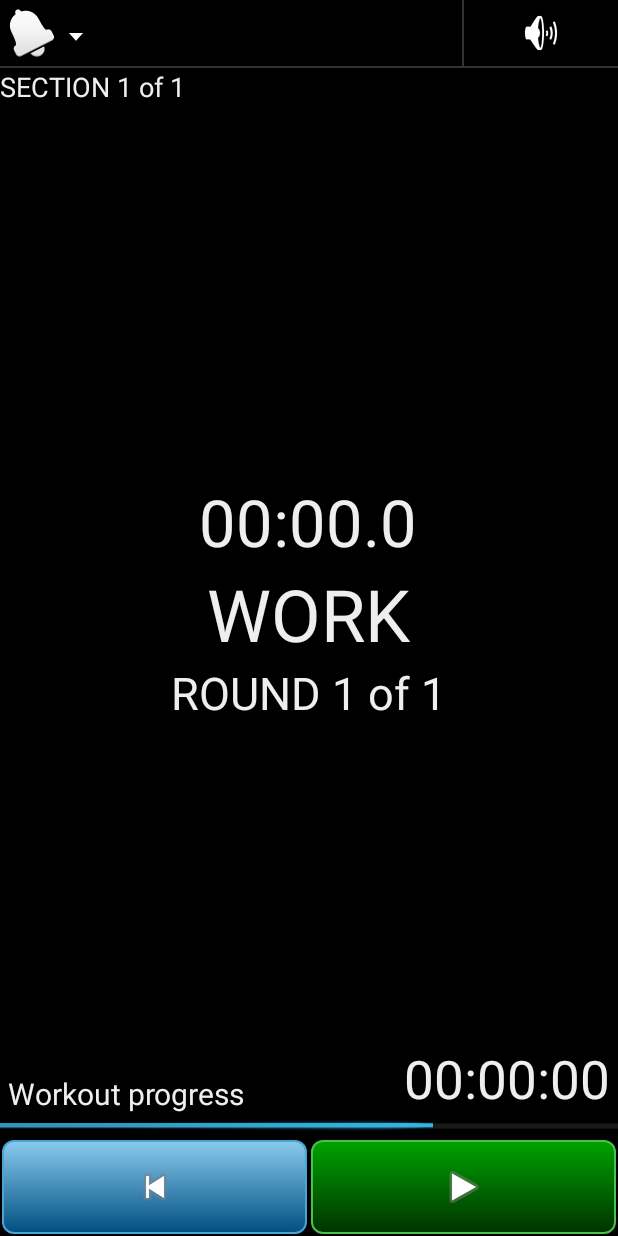
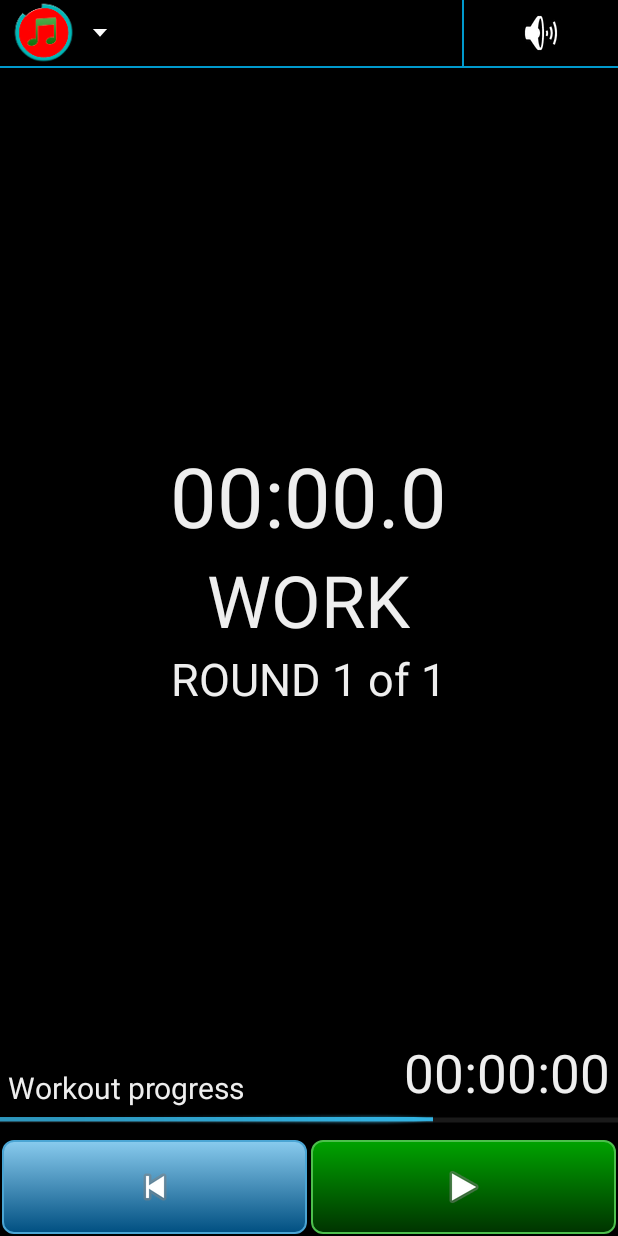
Before and after one commit to gsi85/TabataRhythmTimer, an Android app: the layout activity_workout.xml on its own in the app's theme, with its tools: preview values and no code run, on a phone screen of 412 x 824 dp. Run offline under Robolectric (Android 15) with nearby library versions, the phone set to English and light mode, and no system bars.

Commit message:
ui clean up

```diff
--- a/app/src/main/java/com/sisa/tabata/ui/provider/editor/WorkoutSectionLabelsProvider.java
+++ b/app/src/main/java/com/sisa/tabata/ui/provider/editor/WorkoutSectionLabelsProvider.java
@@ -19,6 +19,8 @@ import roboguice.inject.ContextSingleton;
 @ContextSingleton
 public class WorkoutSectionLabelsProvider {
 
+    private static final int MINIMUM_ROUND_COUNT = 1;
+
     @Inject
     private WorkoutTotalTimeProvider workoutTotalTimeProvider;
 
@@ -32,7 +34,7 @@ public class WorkoutSectionLabelsProvider {
         Map<Integer, String> textViewLabels = new HashMap<>();
         textViewLabels.put(R.id.totalTimeValue, workoutTotalTimeProvider.getFormattedSectionTotalTime(workoutSection));
         textViewLabels.put(R.id.warmUpValue, TimeFormatter.formatSecondsToMinuteSecond(workoutSection.getWarmUp()));
-        textViewLabels.put(R.id.roundCountValue, Integer.toString(workoutSection.getRounds()));
+        textViewLabels.put(R.id.roundCountValue, Integer.toString(Math.max(workoutSection.getRounds(), MINIMUM_ROUND_COUNT)));
         textViewLabels.put(R.id.workValue, TimeFormatter.formatSecondsToMinuteSecond(workoutSection.getWork()));
         textViewLabels.put(R.id.restValue, TimeFormatter.formatSecondsToMinuteSecond(workoutSection.getRest()));
         textViewLabels.put(R.id.coolDownValue, TimeFormatter.formatSecondsToMinuteSecond(workoutSection.getCoolDown()));
--- a/app/src/main/java/com/sisa/tabata/ui/provider/editor/WorkoutSectionNumberPickersValueProvider.java
+++ b/app/src/main/java/com/sisa/tabata/ui/provider/editor/WorkoutSectionNumberPickersValueProvider.java
@@ -16,6 +16,8 @@ import com.sisa.tabata.domain.WorkoutSection;
 @Singleton
 public class WorkoutSectionNumberPickersValueProvider {
 
+    private static final int MINIMUM_ROUND_COUNT = 1;
+
     /**
      * Provides number picker values.
      *
@@ -25,7 +27,7 @@ public class WorkoutSectionNumberPickersValueProvider {
     public Map<Integer, Integer> getNumberPickerValues(WorkoutSection workoutSection) {
         Map<Integer, Integer> numberPickerValueMap = new HashMap<>();
 
-        numberPickerValueMap.put(R.id.roundCountPicker, workoutSection.getRounds());
+        numberPickerValueMap.put(R.id.roundCountPicker, Math.max(workoutSection.getRounds(), MINIMUM_ROUND_COUNT));
 
         numberPickerValueMap.put(R.id.warmUpMinutePicker, getMinutes(workoutSection.getWarmUp()));
         numberPickerValueMap.put(R.id.warmUpSecondPicker, getRemainingSeconds(workoutSection.getWarmUp()));
--- a/app/src/main/java/com/sisa/tabata/ui/timer/WorkoutCountDownTimer.java
+++ b/app/src/main/java/com/sisa/tabata/ui/timer/WorkoutCountDownTimer.java
@@ -58,6 +58,7 @@ public class WorkoutCountDownTimer extends CountDownTimerWithPause {
         currentRoundProgressBar.setFinishedState(true);
         playButton.setImageResource(android.R.drawable.ic_media_play);
         playButton.setBackgroundResource(R.drawable.bg_play_button);
+        playButton.setKeepScreenOn(false);
         setFinished(true);
     }
 
--- a/app/src/main/res/layout/activity_section_edit.xml
+++ b/app/src/main/res/layout/activity_section_edit.xml
@@ -15,7 +15,7 @@
         android:gravity="left"
         android:orientation="horizontal"
         android:layout_margin="0dp"
-        android:background="#CCC"
+        android:background="@android:color/holo_blue_dark"
         android:paddingBottom="1dp">
 
 
@@ -203,7 +203,7 @@
                     <com.sisa.tabata.ui.numberpicker.TabataNumberPicker
                         style="@style/sectionNumberPicker"
                         android:id="@+id/roundCountPicker"
-                        minValue="0"
+                        minValue="1"
                         maxValue="100"/>
                 </LinearLayout>
 
--- a/app/src/main/res/layout/activity_workout.xml
+++ b/app/src/main/res/layout/activity_workout.xml
@@ -16,7 +16,7 @@
         android:layout_height="45dp"
         android:layout_alignParentTop="true"
         android:layout_margin="0dp"
-        android:background="#333333"
+        android:background="@android:color/holo_blue_dark"
         android:baselineAligned="false"
         android:gravity="left"
         android:orientation="horizontal"
@@ -43,7 +43,7 @@
                 android:layout_marginLeft="5dp"
                 android:layout_marginRight="5dp"
                 android:adjustViewBounds="false"
-                android:src="@android:drawable/ic_popup_reminder" />
+                android:src="@drawable/ic_launcher" />
 
             <Spinner
                 android:id="@+id/mainMenuSpinner"
@@ -156,25 +156,14 @@
         <RelativeLayout
             android:id="@+id/innerHeaderLayout"
             android:layout_width="match_parent"
-            android:layout_height="60dp"
+            android:layout_height="30dp"
             android:layout_alignParentTop="true"
             android:gravity="left">
 
             <!-- Notification text view -->
             <TextView
-                android:id="@+id/sectionCounter"
-                android:layout_width="fill_parent"
-                android:layout_height="30dp"
-                android:background="#000000"
-                android:gravity="left|center_horizontal"
-                android:text="@string/main_default_section_text"
-                android:textColor="#EEE"
-                android:textSize="18sp" />
-
-            <TextView
                 android:id="@+id/workoutNotificationView"
-                style="@style/notificationTextView"
-                android:layout_below="@id/sectionCounter"/>
+                style="@style/notificationTextView"/>
 
         </RelativeLayout>
 
@@ -184,9 +173,10 @@
             android:layout_width="match_parent"
             android:layout_height="wrap_content"
             android:layout_alignParentBottom="true"
-            android:background="#CCC"
+            android:background="#000"
             android:gravity="left"
-            android:orientation="vertical">
+            android:orientation="vertical"
+                android:paddingBottom="4dp">
 
             <!-- Workout progress label -->
             <LinearLayout
@@ -271,7 +261,7 @@
                         android:layout_gravity="center_horizontal"
                         android:text="@string/main_default_current_round_timer_text"
                         android:textColor="#EEE"
-                    android:textSize="43sp" />
+                        android:textSize="55sp" />
 
                 <TextView
                     android:id="@+id/workoutTypeText"
--- a/app/src/main/res/layout/activity_workout_edit.xml
+++ b/app/src/main/res/layout/activity_workout_edit.xml
@@ -12,7 +12,7 @@
         android:layout_height="45dp"
         android:layout_alignParentTop="true"
         android:layout_margin="0dp"
-        android:background="#CCC"
+        android:background="@android:color/holo_blue_dark"
         android:baselineAligned="false"
         android:gravity="left"
         android:orientation="horizontal"
--- a/app/src/main/res/values/strings.xml
+++ b/app/src/main/res/values/strings.xml
@@ -30,7 +30,7 @@
     <string name="form_section_cool_down_label">COOL DOWN</string>
     <string name="form_section_default_time_value">00:00</string>
     <string name="form_section_default_long_time_value">00:00:00</string>
-    <string name="form_section_default_round_value">0</string>
+    <string name="form_section_default_round_value">1</string>
     <string name="form_section_picker_divider">:</string>
 
     <string name="load_workout_header_label">LOAD WORKOUT</string>
```
Also changed, not shown: app/src/main/java/com/sisa/tabata/ui/activity/WorkoutLoadActivity.java (+15 -0 lines), app/src/main/java/com/sisa/tabata/ui/progressbar/CurrentRoundProgressBar.java (+15 -3 lines), app/src/main/java/com/sisa/tabata/workout/transformer/SerializedWorkoutTransformer.java (+22 -4 lines), app/src/main/res/layout/activity_workout_load.xml (+33 -1 lines). Lines whose indentation alone changed are shown as unchanged.
